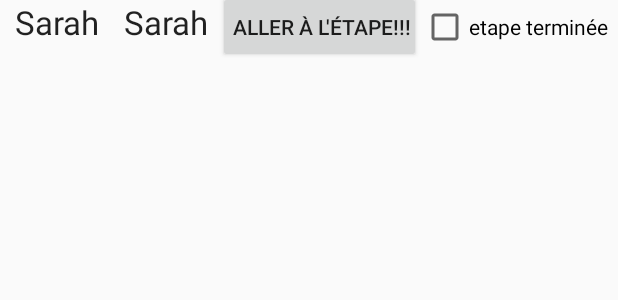
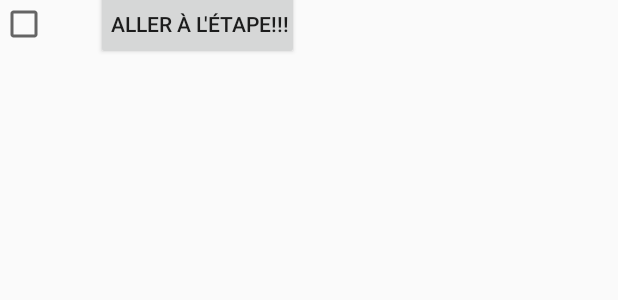
Before and after one commit to javaskater/GeolocalisationIndoor, an Android app: the layout item_etape.xml on its own in the app's theme, with its tools: preview values and no code run, on a phone screen of 412 x 824 dp. Shown: the top 300 px of the screen. Run offline under Robolectric (Android 15) with nearby library versions, the phone set to English and light mode, and no system bars; network calls fail.

Commit message:
EtapesAdapter OK

```diff
--- a/app/src/main/java/fr/cnam/nfa024/jpmena/geolocalisationindoor/CustomEtapeAdapter.java
+++ b/app/src/main/java/fr/cnam/nfa024/jpmena/geolocalisationindoor/CustomEtapeAdapter.java
@@ -38,7 +38,7 @@ public class CustomEtapeAdapter extends ArrayAdapter<SerializableEtape> {
         final TextView tvFrom = (TextView) convertView.findViewById(R.id.tvFrom);
         final TextView tvTo = (TextView) convertView.findViewById(R.id.tvTo);
 
-        final CheckBox cbDone = (CheckBox) convertView.findViewById(R.id.checkbox_done);
+        CheckBox cbDone = (CheckBox) convertView.findViewById(R.id.checkbox_done);
         cbDone.setChecked(etape.getmEtapeTerminee());
         // Populate the data into the template view using the data object
         //Do note populate with an Integer setText takes String
--- a/app/src/main/java/fr/cnam/nfa024/jpmena/geolocalisationindoor/bean/SerializableEtape.java
+++ b/app/src/main/java/fr/cnam/nfa024/jpmena/geolocalisationindoor/bean/SerializableEtape.java
@@ -35,6 +35,8 @@ public class SerializableEtape implements Serializable {
     }
 
     public Boolean getmEtapeTerminee() {
+        if (mEtapeTerminee == null)
+            mEtapeTerminee = new Boolean(false);
         return mEtapeTerminee;
     }
 
--- a/app/src/main/res/layout/item_etape.xml
+++ b/app/src/main/res/layout/item_etape.xml
@@ -1,31 +1,36 @@
 <?xml version="1.0" encoding="utf-8"?>
 <RelativeLayout xmlns:android="http://schemas.android.com/apk/res/android"
     android:layout_width="match_parent" android:layout_height="match_parent">
+
+    <CheckBox android:id="@+id/checkbox_done"
+        android:layout_width="wrap_content"
+        android:layout_height="wrap_content"
+        android:layout_alignParentTop="true"
+        android:layout_alignParentLeft="true"
+        />
     <TextView
         android:id="@+id/tvFrom"
-        android:layout_alignParentTop="true"
-        android:layout_alignParentLeft="true"
+        android:layout_alignBaseline="@+id/checkbox_done"
+        android:layout_toRightOf="@+id/checkbox_done"
         android:layout_width="wrap_content"
         android:layout_height="wrap_content"
         android:paddingLeft="10dp"
         android:paddingRight="6dp"
-        android:text="Sarah"
         android:textAppearance="?android:attr/textAppearanceLarge" />
 
     <TextView
         android:id="@+id/tvTo"
-        android:layout_alignBaseline="@+id/tvFrom"
+        android:layout_alignBaseline="@+id/checkbox_done"
         android:layout_toRightOf="@+id/tvFrom"
         android:layout_width="wrap_content"
         android:layout_height="wrap_content"
         android:paddingLeft="10dp"
         android:paddingRight="6dp"
-        android:text="Sarah"
         android:textAppearance="?android:attr/textAppearanceLarge" />
 
     <Button
         android:id="@+id/tvAction"
-        android:layout_alignBaseline="@+id/tvFrom"
+        android:layout_alignBaseline="@+id/checkbox_done"
         android:layout_toRightOf="@+id/tvTo"
         android:layout_width="wrap_content"
         android:layout_height="wrap_content"
@@ -33,11 +38,5 @@
         android:paddingRight="6dp"
         android:text="Aller à l'étape!!!"
         />
-    <CheckBox android:id="@+id/checkbox_done"
-        android:layout_width="wrap_content"
-        android:layout_height="wrap_content"
-        android:text="etape terminée"
-        android:layout_alignBaseline="@+id/tvFrom"
-        android:layout_toRightOf="@+id/tvAction"/>
 
 </RelativeLayout>
```
Also changed, not shown: app/src/main/java/fr/cnam/nfa024/jpmena/geolocalisationindoor/EtapeActivity.java (+3 -5 lines), app/src/main/java/fr/cnam/nfa024/jpmena/geolocalisationindoor/ViewCourseActivity.java (+6 -4 lines).
